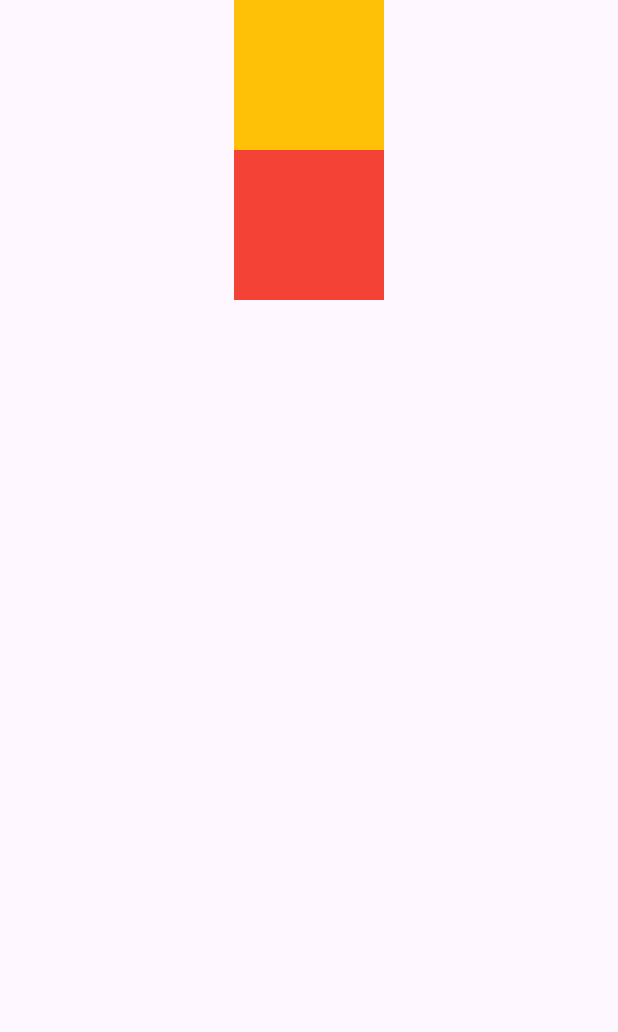
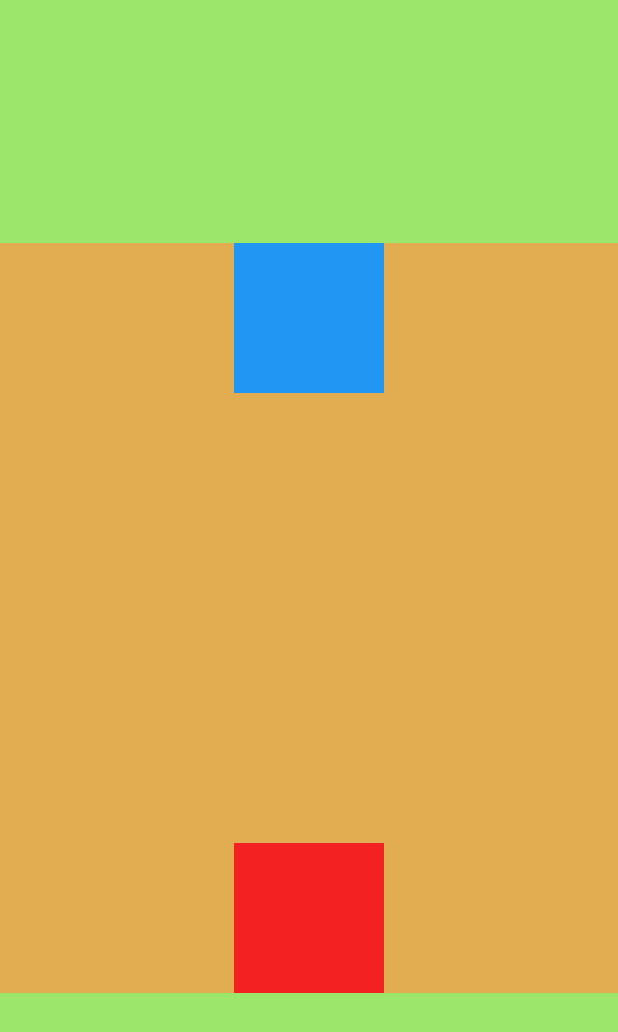
Before and after one commit to Adityajadhav1607/Flutter-projects, a Flutter app: the screen it shows after launch, on a phone screen of 412 x 824 dp. Shown: the top 1032 px of the screen. Run offline on Flutter 3.47's test engine with Material 3 defaults, Android fonts, the phone set to English and light mode, and no system bars.

Commit message:
assignments completed

```diff
--- /dev/null
+++ b/project1/lib/assignment1.dart
@@ -0,0 +1,26 @@
+import 'package:flutter/material.dart';
+
+class Assignment1 extends StatelessWidget{
+    const Assignment1();
+    @override
+  Widget build(BuildContext context) {
+    return MaterialApp(
+      home:Scaffold(
+        backgroundColor: const Color.fromARGB(255, 227, 236, 162),
+        body: Column(
+          children: [Container(
+            height: 100,
+            width: 100,
+            color: Colors.blue,
+          ),
+          Container(
+            height: 100,
+            width: 100,
+            color: const Color.fromARGB(255, 33, 243, 89),
+          )
+          ],
+        ),
+      )
+    );
+  }
+}
--- /dev/null
+++ b/project1/lib/assignment6.dart
@@ -0,0 +1,37 @@
+import 'package:flutter/material.dart';
+import 'package:flutter/rendering.dart';
+
+class Assignment6 extends StatelessWidget {
+  const Assignment6();
+  @override
+  Widget build(BuildContext context) {
+    return MaterialApp(
+      home: Scaffold(
+        backgroundColor: const Color.fromARGB(255, 156, 230, 107),
+        body: Center(
+          child: Container(
+            height: 500,
+            width: 500,
+            color: const Color.fromARGB(255, 226, 172, 80),
+            child: Column(
+              mainAxisAlignment: MainAxisAlignment.spaceBetween,
+              children: [
+                Container(
+                  height: 100,
+                  width: 100,
+                  color: Colors.blue,
+
+                ),
+                Container(
+                  height: 100,
+                  width: 100,
+                  color: const Color.fromARGB(255, 243, 33, 33),
+                )
+              ],
+            ),
+          ),
+        ),
+      ),
+    );
+  }
+}
--- a/project1/lib/main.dart
+++ b/project1/lib/main.dart
@@ -1,7 +1,13 @@
 import 'package:flutter/material.dart';
+import 'package:project1/assignment1.dart';
+import 'package:project1/assignment2.dart';
+import 'package:project1/assignment3.dart';
+import 'package:project1/assignment4.dart';
+import 'package:project1/assignment5.dart';
+import 'package:project1/assignment6.dart';
 
 void main() {
-  runApp(const MyApp());
+  runApp(MyApp());
 }
 
 class MyApp extends StatelessWidget {
@@ -10,25 +16,6 @@ class MyApp extends StatelessWidget {
   // This widget is the root of your application.
   @override
   Widget build(BuildContext context) {
-    return MaterialApp(
-      home: Scaffold(
-        body: Center(
-          child: Column(
-            children: [
-              Container(
-                height: 100,
-                width: 100,
-                color: Colors.amber,
-              ),
-              Container(
-                height: 100,
-                width: 100,
-                color: Colors.red,
-              )
-            ],
-          ),
-        ),
-      ),
-    );
+    return Assignment6();
   }
 }
```
Also changed, not shown: project1/lib/assignment2.dart (added, +28 -0 lines), project1/lib/assignment3.dart (added, +29 -0 lines), project1/lib/assignment4.dart (added, +37 -0 lines), project1/lib/assignment5.dart (added, +36 -0 lines), project1/pubspec.lock, 7 other files.
